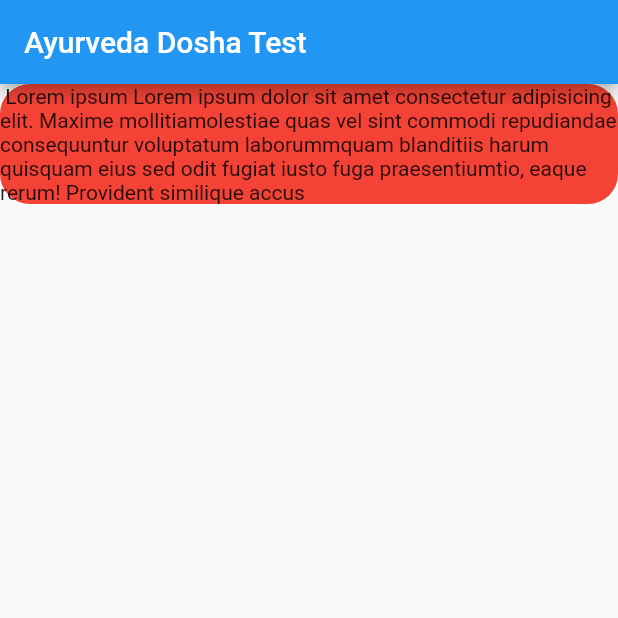
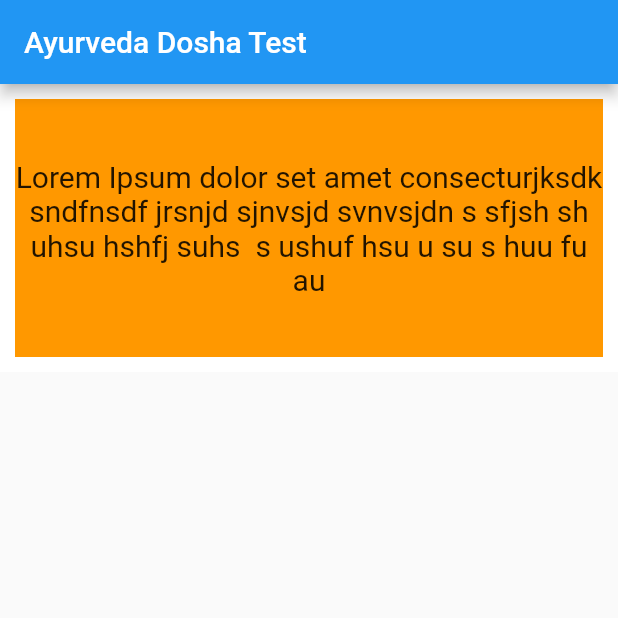
Before and after one commit to suyoscar11/ayurveda_dosha, a Flutter app: the screen it shows after launch, on a phone screen of 412 x 824 dp, the top half of it. Run offline on Flutter 3.47's test engine with Material 2 defaults, Android fonts, the phone set to English and light mode, and no system bars.

Commit message:
made expanded containers

```diff
--- a/lib/homepage.dart
+++ b/lib/homepage.dart
@@ -16,14 +16,33 @@ class _HomepageState extends State<Homepage> {
       ),
       body: Column(
         children: [
-          Container(
-            decoration: BoxDecoration(
+          Expanded(
+            child: Container(
+              color: Colors.white,
+              child: Container(
+                margin: EdgeInsets.all(10),
+
+                color: Colors.orange,
+                // where to position the child
+
+                child: const Center(
+                  child: Text(
+                    'Lorem Ipsum dolor set amet consecturjksdk sndfnsdf jrsnjd sjnvsjd svnvsjdn s sfjsh sh uhsu hshfj suhs  s ushuf hsu u su s huu fu au',
+                    style: TextStyle(fontSize: 20),
+                    textAlign: TextAlign.center,
+                  ),
+                ),
+              ),
+            ),
+          ),
+          Expanded(
+              flex: 3,
+              child: Container(
                 color: Colors.red,
-                borderRadius: BorderRadius.all(Radius.circular(20))),
-            width: MediaQuery.of(context).size.width,
-            child: Text(
-                ' Lorem ipsum Lorem ipsum dolor sit amet consectetur adipisicing elit. Maxime mollitiamolestiae quas vel sint commodi repudiandae consequuntur voluptatum laborummquam blanditiis harum quisquam eius sed odit fugiat iusto fuga praesentiumtio, eaque rerum! Provident similique accus'),
-          )
+                child: Column(
+                  children: [],
+                ),
+              )),
         ],
       ),
     );
```
